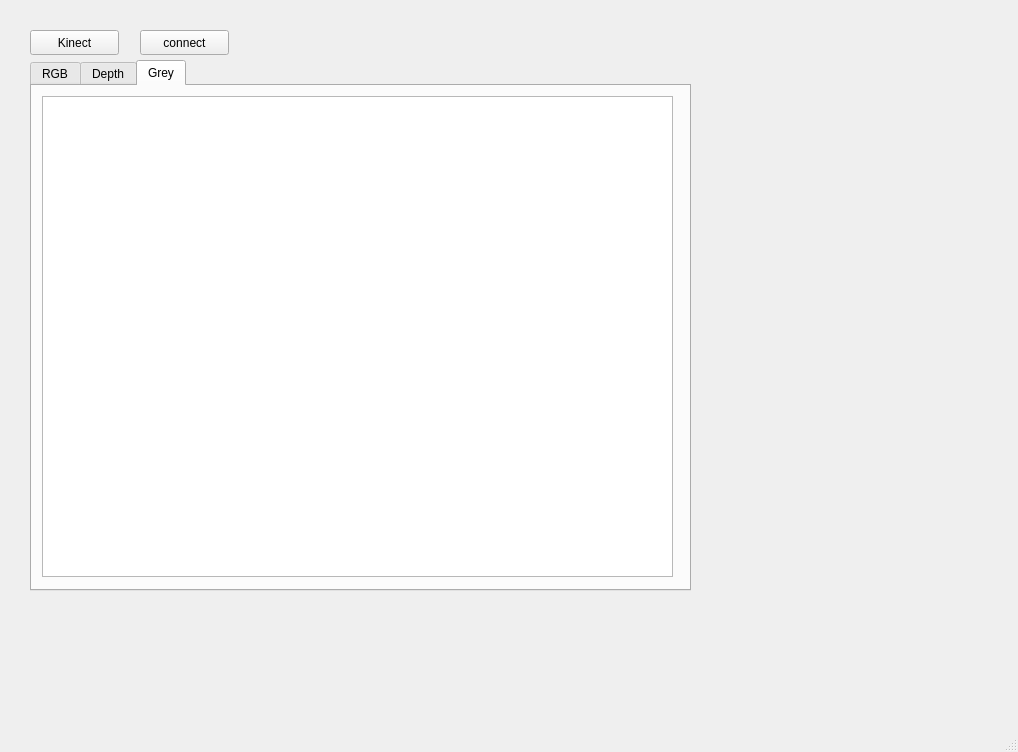
Qt form src/mainwindow.ui (MRwangmaomao/QT_ROS_Visp_kinectV2_platform-cv_test) before a commit.
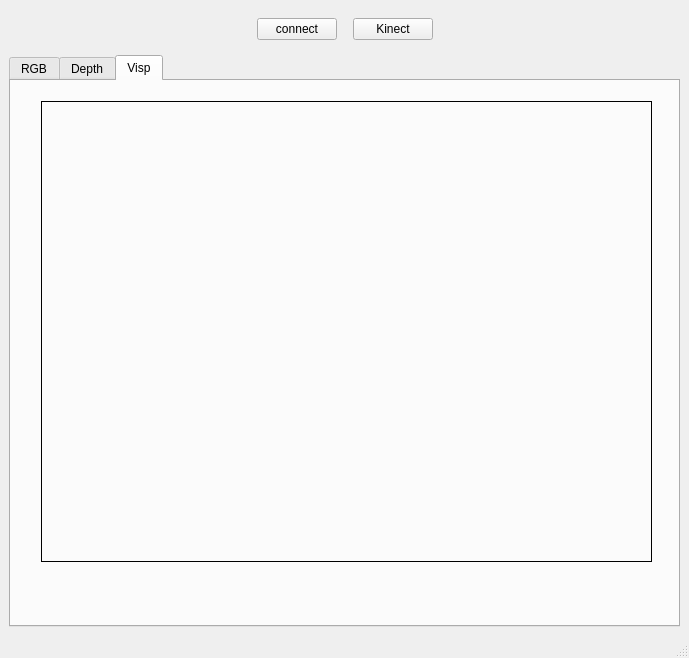
The same form after that commit. The open tabs and pages were chosen to show the change.

Patch:
```diff
--- a/src/mainwindow.ui
+++ b/src/mainwindow.ui
@@ -6,49 +6,85 @@
    <rect>
     <x>0</x>
     <y>0</y>
-    <width>1018</width>
-    <height>752</height>
+    <width>689</width>
+    <height>658</height>
    </rect>
   </property>
   <property name="windowTitle">
    <string>MainWindow</string>
   </property>
   <widget class="QWidget" name="centralwidget">
-   <widget class="QPushButton" name="pushButtonKinect">
-    <property name="geometry">
-     <rect>
-      <x>30</x>
-      <y>30</y>
-      <width>89</width>
-      <height>25</height>
-     </rect>
-    </property>
-    <property name="text">
-     <string>Kinect</string>
-    </property>
-   </widget>
+   <layout class="QVBoxLayout" name="verticalLayout">
+    <item>
+     <widget class="QWidget" name="widget" native="true">
+      <layout class="QHBoxLayout" name="horizontalLayout">
+       <item>
+        <spacer name="horizontalSpacer">
+         <property name="orientation">
+          <enum>Qt::Horizontal</enum>
+         </property>
+         <property name="sizeType">
+          <enum>QSizePolicy::Expanding</enum>
+         </property>
+         <property name="sizeHint" stdset="0">
+          <size>
+           <width>10</width>
+           <height>20</height>
+          </size>
+         </property>
+        </spacer>
+       </item>
+       <item>
    <widget class="QPushButton" name="pushButtonConnect">
-    <property name="geometry">
-     <rect>
-      <x>140</x>
-      <y>30</y>
-      <width>89</width>
-      <height>25</height>
-     </rect>
-    </property>
     <property name="text">
      <string>connect</string>
     </property>
    </widget>
+       </item>
+       <item>
+        <spacer name="horizontalSpacer_2">
+         <property name="orientation">
+          <enum>Qt::Horizontal</enum>
+         </property>
+         <property name="sizeType">
+          <enum>QSizePolicy::Fixed</enum>
+         </property>
+         <property name="sizeHint" stdset="0">
+          <size>
+           <width>10</width>
+           <height>10</height>
+          </size>
+         </property>
+        </spacer>
+       </item>
+       <item>
+        <widget class="QPushButton" name="pushButtonKinect">
+         <property name="text">
+          <string>Kinect</string>
+         </property>
+        </widget>
+       </item>
+       <item>
+        <spacer name="horizontalSpacer_3">
+         <property name="orientation">
+          <enum>Qt::Horizontal</enum>
+         </property>
+         <property name="sizeType">
+          <enum>QSizePolicy::Expanding</enum>
+         </property>
+         <property name="sizeHint" stdset="0">
+          <size>
+           <width>10</width>
+           <height>20</height>
+          </size>
+         </property>
+        </spacer>
+       </item>
+      </layout>
+     </widget>
+    </item>
+    <item>
    <widget class="QTabWidget" name="tabWidgetImage">
-    <property name="geometry">
-     <rect>
-      <x>30</x>
-      <y>60</y>
-      <width>661</width>
-      <height>531</height>
-     </rect>
-    </property>
     <property name="currentIndex">
      <number>2</number>
     </property>
@@ -96,20 +132,31 @@
     </widget>
     <widget class="QWidget" name="tab_3">
      <attribute name="title">
-      <string>Grey</string>
-     </attribute>
-     <widget class="QGraphicsView" name="graphicsViewDepth">
+        <string>Visp</string>
+       </attribute>
+       <widget class="QLabel" name="label_Visp">
       <property name="geometry">
        <rect>
-        <x>10</x>
-        <y>10</y>
-        <width>631</width>
-        <height>481</height>
-       </rect>
-      </property>
+          <x>30</x>
+          <y>20</y>
+          <width>611</width>
+          <height>461</height>
+         </rect>
+        </property>
+        <property name="frameShape">
+         <enum>QFrame::Panel</enum>
+        </property>
+        <property name="text">
+         <string/>
+        </property>
+        <property name="textFormat">
+         <enum>Qt::AutoText</enum>
+        </property>
      </widget>
     </widget>
    </widget>
+    </item>
+   </layout>
   </widget>
   <widget class="QMenuBar" name="menubar">
    <property name="geometry">
```
Left out of the diff: 12 changed lines with no effect on the pictures. Lines whose indentation alone changed are shown as unchanged.
